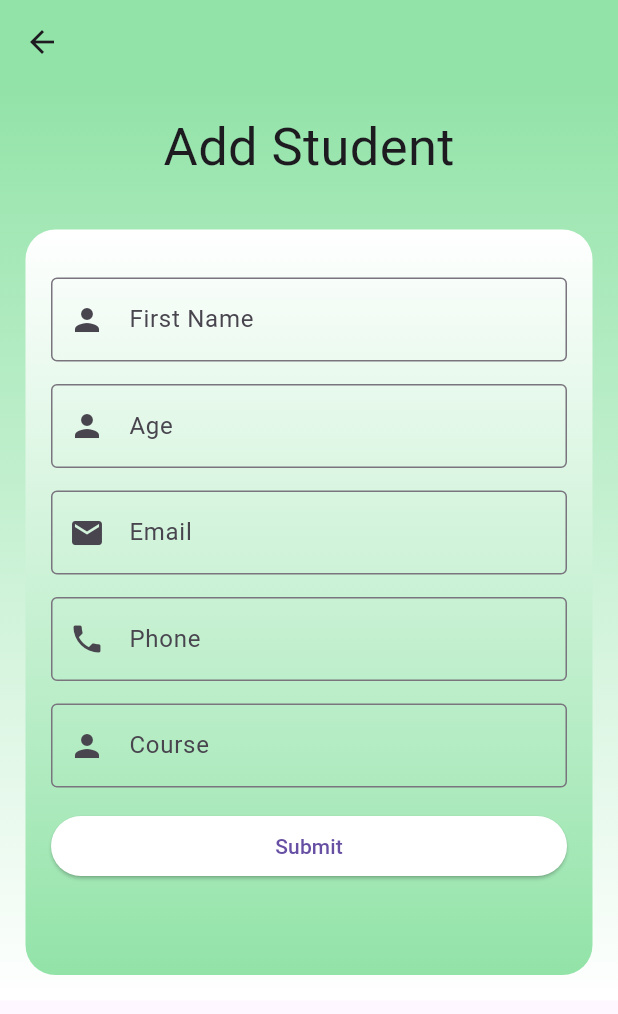
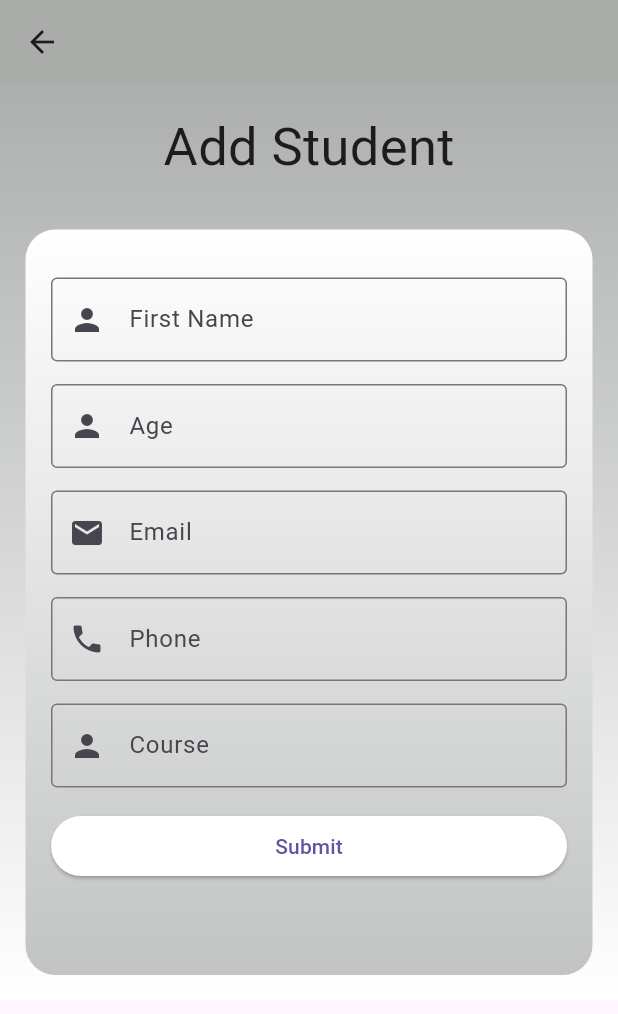
Before and after one commit to raheempt/-firebase-provider-app, a Flutter app: the AddUser screen opened directly, on a phone screen of 412 x 824 dp. Shown: the top 1014 px of the screen. Run offline on Flutter 3.47's test engine with Material 3 defaults, Android fonts, the phone set to English and light mode, and no system bars; our stand-ins replace cloud_firestore, firebase_auth, firebase_core, flutter_local_notifications, google_fonts; accounts and stored records are empty.

Commit message:
last commit

```diff
--- a/lib/controller/providerdb.dart
+++ b/lib/controller/providerdb.dart
@@ -46,6 +46,7 @@ class StudentId extends ChangeNotifier{
       'course': course.text,
     };
     userdata.doc(studentId).update(DATA);
+    notifyListeners();
   }
 
   final students = FirebaseFirestore.instance.collection('notes');
--- a/lib/view/add_user.dart
+++ b/lib/view/add_user.dart
@@ -31,14 +31,14 @@ class _AddUserState extends State<AddUser> {
       appBar: AppBar(
         centerTitle: true,
         elevation: 0.0,
-        backgroundColor: Color.fromARGB(255,146,227,168),
+        backgroundColor: Color.fromARGB(255, 170, 172, 170),
       ),
       body: Container(
         decoration: const BoxDecoration(
           gradient: LinearGradient(
             begin: Alignment.topCenter,
             end: Alignment.bottomCenter,
-            colors: [Color.fromARGB(255,146,227,168), Colors.white],
+            colors: [Color.fromARGB(255, 172, 175, 173), Colors.white],
           ),
         ),
         child: SafeArea(
@@ -64,7 +64,7 @@ class _AddUserState extends State<AddUser> {
                           end: Alignment.bottomCenter,
                           colors: [
                             Colors.white,
-                            Color.fromARGB(255,146,227,168)
+                            Color.fromARGB(255, 193, 196, 194)
                           ],
                         ),
                       ),
@@ -72,14 +72,7 @@ class _AddUserState extends State<AddUser> {
                         padding: const EdgeInsets.all(17.0),
                         child: Column(
                           children: [
-                            // Provider.of<picimage>(context).selectedimagepath.isEmpty
-                            //     ? Text('Select Image')
-                            //     : CircleAvatar(
-                            //         radius: 50.0,
-                            //         backgroundImage: FileImage(
-                            //           File(Provider.of<picimage>(context).selectedimagepath),
-                            //         ),
-                            //       ),
+
                             SizedBox(height: 15.0),
                             CustomTextFormField(
                               controller: nameController,
@@ -118,19 +111,7 @@ class _AddUserState extends State<AddUser> {
                               labelText: 'Course',
                               hintText: 'Course',
                               validator: nameValidate,
-                              icons: Icon(Icons.person),
-                            ),
-
-                            // SizedBox(
-                            //   width: MediaQuery.of(context).size.width,
-                            //   child: ElevatedButton(
-                            //     style: ElevatedButton.styleFrom(
-                            //       primary: Colors.white,
-                            //     ),
-                            //     onPressed: () {
-                            //     },
-                            //   ),
-                            // ),
+                              icons: Icon(Icons.person), ),
                             Sizedbox(height: 15.0),
                             SizedBox(
                               width: MediaQuery.of(context).size.width,
--- a/lib/view/update.dart
+++ b/lib/view/update.dart
@@ -21,7 +21,6 @@ class _updateState extends State<update> {
   final emailController = TextEditingController();
   final phoneController = TextEditingController();
   final courseController = TextEditingController();
-  // late String location;
   final _key = GlobalKey<FormState>();
 
   User? currentUser = FirebaseAuth.instance.currentUser;
```
Also changed, not shown: lib/view/Login.dart (+1 -7 lines).
